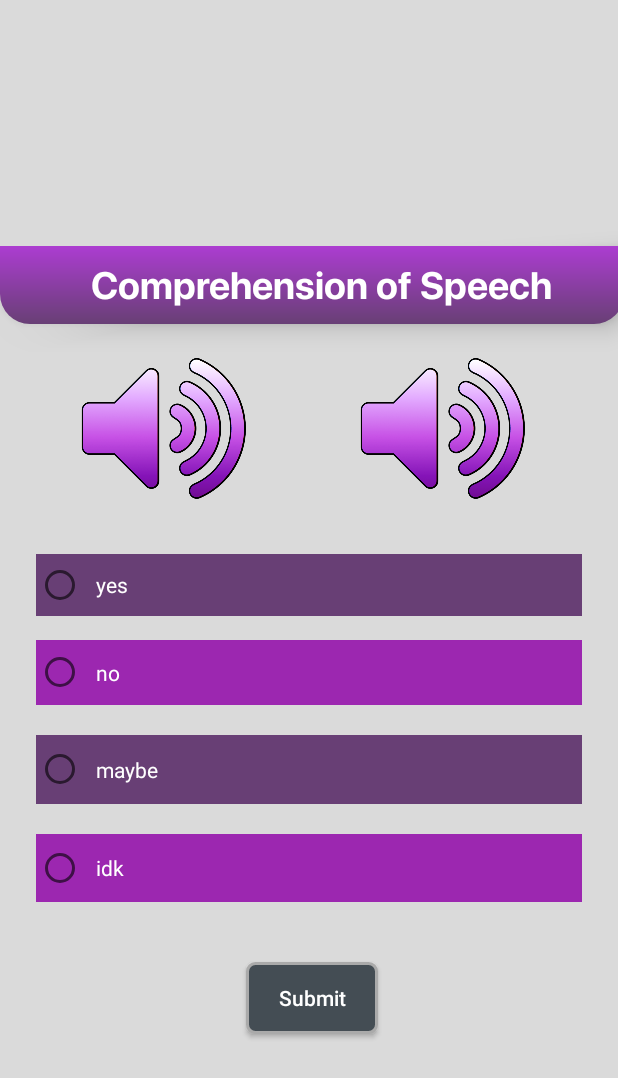
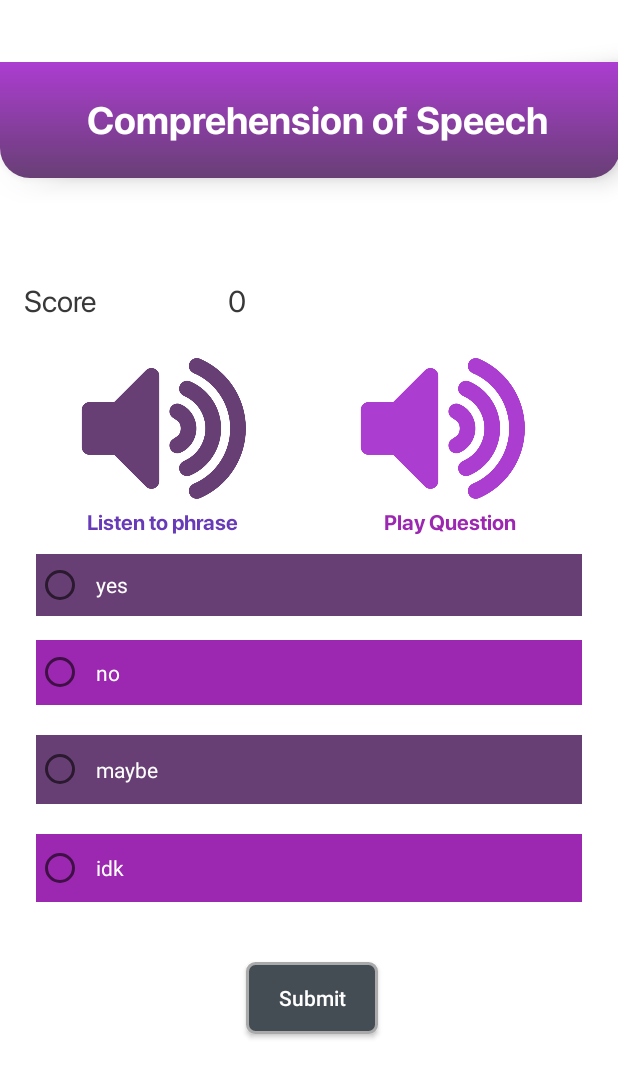
Before and after one commit to timeoutmode/ADAS, an Android app: the SpeechTask screen opened directly, with no data from a screen before it, on a phone screen of 412 x 824 dp. Shown: the top 1078 px of the screen. Run offline under Robolectric (Android 15) with nearby library versions, the phone set to English and light mode, and no system bars.

Commit message:
made some changes

```diff
--- a/app/src/main/java/com/example/adas/SpeechComprehension/SpeechTask.java
+++ b/app/src/main/java/com/example/adas/SpeechComprehension/SpeechTask.java
@@ -2,6 +2,7 @@
 
 import androidx.appcompat.app.AppCompatActivity;
 
+import android.content.Intent;
 import android.os.Build;
 import android.os.Bundle;
 import android.speech.tts.TextToSpeech;
@@ -15,6 +16,7 @@
 import android.widget.Toast;
 
 import com.example.adas.Model.Item;
+import com.example.adas.Model.Result;
 import com.example.adas.Model.SpeechRecogntionQuestion;
 
 import com.example.adas.R;
@@ -41,15 +43,16 @@
     private int mQuestionNumber = 0;
     int counter = 6;
     int itemcounter = 0;
+    Result result;
 
 
     private SpeechRecogntionQuestion mquestion;
 
     public void initializeQuestion(){
         mquestion = new SpeechRecogntionQuestion();
-        mquestion.setPhrase("In the freezing ocean waters of Antarctica,\n" +
-                "the planet's largest seals make their home in a\n" +
-                "frozen world. These giants are southern elephant\n" +
+        mquestion.setPhrase("One of the things I like best about my school is my art class.\n" +
+                "We have a great teacher named Mrs. Hilbert.\n" +
+                "She taught us how to mix paintings\n" +
                 "seals, and they can grow as long as the length of a\n" +
                 "car and weigh as much as two cars combined. The\n" +
                 "name “elephant seal” comes from both the males'\n" +
@@ -122,6 +125,8 @@
         super.onCreate(savedInstanceState);
         setContentView(R.layout.speech_task);
 
+        Intent intent = getIntent();
+        result = intent.getParcelableExtra("result");
         initializeQuestion();
         mScoreView = findViewById(R.id.score);
         mQuestionView =  findViewById((R.id.question));
@@ -142,21 +147,22 @@
                 if (counter != 0)
                 {
                     counter--;
-
                     if (checkAnswer())
-                {
+                    {
                     mScore = mScore + 1;
                     updateScore(mScore);
                     updateQuestion();
+                    } else {
+                    Toast.makeText(SpeechTask.this, "WRONG", Toast.LENGTH_SHORT).show();
+                    updateQuestion();
+                    }
+                    itemcounter++;
+               } else{
+                    result.setComprehensionScore(mScore);
+                   // Intent intent = new Intent(this, g);
+                    intent.putExtra("result", result);
+
                 }
-                else{
-                    Toast.makeText(SpeechTask.this, "WRONG", Toast.LENGTH_SHORT).show();
-                               updateQuestion();
-                }
-
-
-                    itemcounter++;
-               }
             }
         });
 
--- a/app/src/main/res/layout/speech_task.xml
+++ b/app/src/main/res/layout/speech_task.xml
@@ -5,8 +5,8 @@
     android:id="@+id/linearLayout"
     android:layout_width="match_parent"
     android:layout_height="match_parent"
-    android:background="#C4C4C4"
-    android:backgroundTint="#DADADA"
+    android:background="#FFFFFF"
+    android:backgroundTint="#FFFFFF"
     android:orientation="vertical"
     tools:context=".PatientActivity"
     tools:layout_editor_absoluteY="25dp">
@@ -14,15 +14,15 @@
 
     <androidx.constraintlayout.widget.ConstraintLayout
         android:id="@+id/constraintLayout2"
-        android:layout_width="416dp"
-        android:layout_height="52dp"
+        android:layout_width="413dp"
+        android:layout_height="77dp"
         android:layout_marginBottom="608dp"
         android:background="@drawable/main_title_bar"
         android:elevation="10dp"
         app:layout_constraintBottom_toBottomOf="parent"
         app:layout_constraintStart_toStartOf="parent"
         app:layout_constraintTop_toTopOf="parent"
-        app:layout_constraintVertical_bias="1.0">
+        app:layout_constraintVertical_bias="0.296">
 
         <TextView
             android:id="@+id/textView9"
@@ -71,7 +71,7 @@
         android:scaleType="fitCenter"
         android:src="@drawable/sound"
         android:textSize="20sp"
-        android:tint="#00FFFFFF"
+        android:tint="@color/colorPrimary"
         app:layout_constraintBottom_toBottomOf="parent"
         app:layout_constraintEnd_toEndOf="parent"
         app:layout_constraintHorizontal_bias="1.0"
@@ -147,8 +147,6 @@
     </RadioGroup>
 
 
-
-
     <Button
         android:id="@+id/submitButton"
         android:layout_width="wrap_content"
@@ -171,12 +169,38 @@
         android:scaleType="fitCenter"
         android:src="@drawable/sound"
         android:textSize="20sp"
-        android:tint="#00FFFFFF"
+        android:tint="@color/colorPrimaryDark"
         app:layout_constraintBottom_toTopOf="@+id/radiogroup"
         app:layout_constraintEnd_toStartOf="@+id/question"
-        app:layout_constraintHorizontal_bias="0.0"
+        app:layout_constraintHorizontal_bias="0.025"
         app:layout_constraintStart_toStartOf="parent"
         app:srcCompat="@drawable/sound" />
 
+    <TextView
+        android:id="@+id/textView14"
+        android:layout_width="wrap_content"
+        android:layout_height="wrap_content"
+        android:text="Listen to phrase"
+        android:textColor="#673AB7"
+        android:textColorHint="#673AB7"
+        android:textStyle="bold"
+        app:layout_constraintBottom_toBottomOf="@+id/phrase"
+        app:layout_constraintEnd_toStartOf="@+id/textView16"
+        app:layout_constraintHorizontal_bias="0.375"
+        app:layout_constraintStart_toStartOf="parent"
+        app:layout_constraintTop_toTopOf="@+id/phrase"
+        app:layout_constraintVertical_bias="1.0" />
+
+    <TextView
+        android:id="@+id/textView16"
+        android:layout_width="wrap_content"
+        android:layout_height="wrap_content"
+        android:layout_marginEnd="68dp"
+        android:text="Play Question"
+        android:textColor="#9C27B0"
+        android:textStyle="bold"
+        app:layout_constraintBottom_toTopOf="@+id/radiogroup"
+        app:layout_constraintEnd_toEndOf="parent" />
+
 
 </androidx.constraintlayout.widget.ConstraintLayout>
--- a/app/src/main/res/values/colors.xml
+++ b/app/src/main/res/values/colors.xml
@@ -2,7 +2,7 @@
 <resources>
     <color name="colorPrimary">#AC3DD1</color>
     <color name="colorPrimaryDark">#683F75</color>
-    <color name="colorAccent">#D81B60</color>
+    <color name="colorAccent">#AE003F</color>
     <color name="background">#C3BFBF</color>
     <color name="main_text_colour">#383838</color>
 </resources>
```
